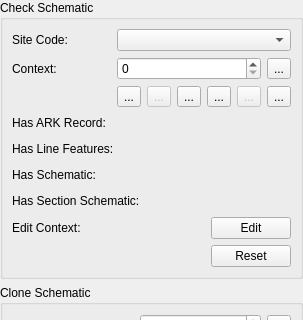
The window that src/schematic_widget_base.ui (lparchaeology/ArkPlan) describes before a commit, drawn with Qt 5; both pictures show x 0 to 303 and y 0 to 320 of the 303 by 616 pixel window.
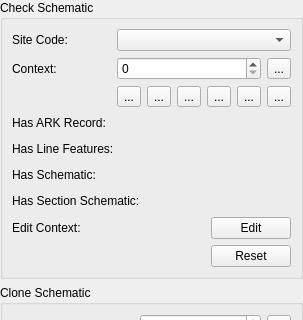
The same window after the commit. Icons and pictures are not drawn.

```diff
--- a/src/schematic_widget_base.ui
+++ b/src/schematic_widget_base.ui
@@ -128,7 +128,7 @@
           <item>
            <widget class="QToolButton" name="prevMissingTool">
             <property name="enabled">
-             <bool>false</bool>
+             <bool>true</bool>
             </property>
             <property name="toolTip">
              <string>Go Previous Missing Schematic</string>
@@ -173,7 +173,7 @@
           <item>
            <widget class="QToolButton" name="nextMissingTool">
             <property name="enabled">
-             <bool>false</bool>
+             <bool>true</bool>
             </property>
             <property name="toolTip">
              <string>Go Next Missing Schematic</string>
```
